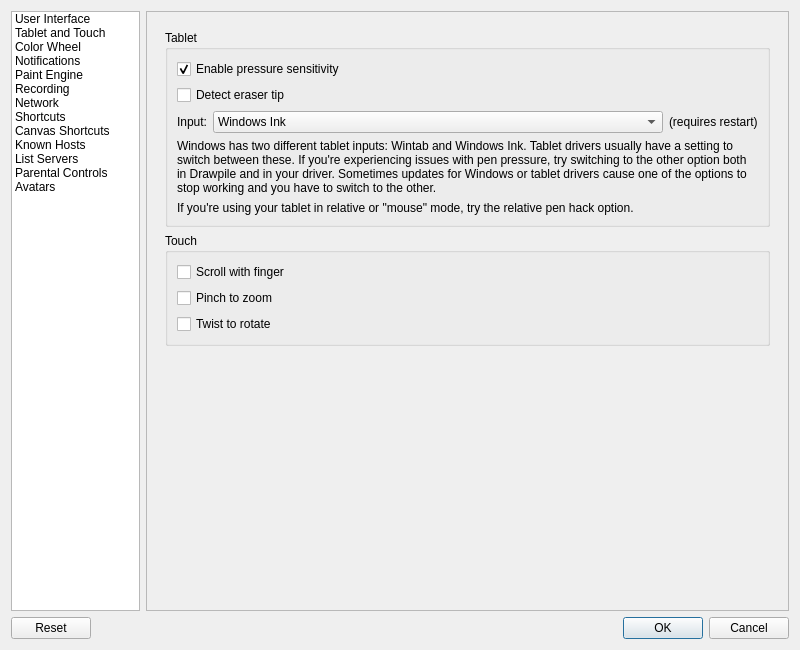
First picture: the form in src/desktop/ui/settings.ui, repository drawpile/Drawpile, before the edit.
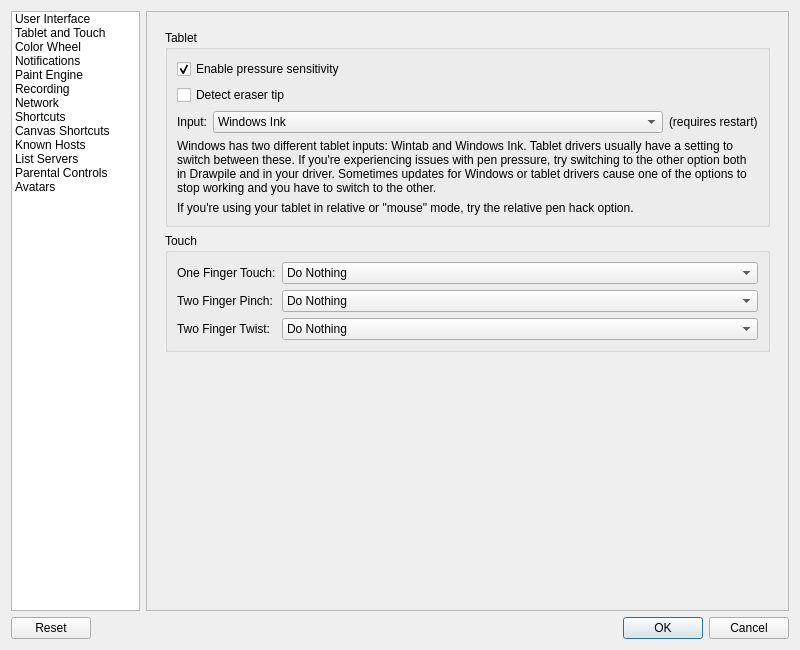
Second picture: the form after the edit. The open tabs and pages were chosen to show the change. Icons and pictures are not drawn. Custom widgets are drawn as their Qt base class.

Diff of the .ui file:
```diff
--- a/src/desktop/ui/settings.ui
+++ b/src/desktop/ui/settings.ui
@@ -482,28 +482,75 @@
               <property name="title">
                <string>Touch</string>
               </property>
-              <layout class="QVBoxLayout" name="verticalLayout_8">
-               <item>
-                <widget class="QCheckBox" name="touchscroll">
+              <layout class="QFormLayout" name="formLayout_4">
+               <item row="0" column="0">
+                <widget class="QLabel" name="oneFingerTouchLabel">
                  <property name="text">
-                  <string>Scroll with finger</string>
+                  <string>One Finger Touch:</string>
                  </property>
                 </widget>
                </item>
-               <item>
-                <widget class="QCheckBox" name="touchpinch">
+               <item row="0" column="1">
+                <widget class="QComboBox" name="oneFingerTouchCombo">
+                 <item>
+                  <property name="text">
+                   <string>Do Nothing</string>
+                  </property>
+                 </item>
+                 <item>
+                  <property name="text">
+                   <string>Pan Canvas</string>
+                  </property>
+                 </item>
+                 <item>
+                  <property name="text">
+                   <string>Draw</string>
+                  </property>
+                 </item>
+                </widget>
+               </item>
+               <item row="1" column="0">
+                <widget class="QLabel" name="twoFingerPinchLabel">
                  <property name="text">
-                  <string>Pinch to zoom</string>
+                  <string>Two Finger Pinch:</string>
                  </property>
                 </widget>
                </item>
-               <item>
-                <widget class="QCheckBox" name="touchtwist">
+               <item row="1" column="1">
+                <widget class="QComboBox" name="twoFingerPinchCombo">
+                 <item>
+                  <property name="text">
+                   <string>Do Nothing</string>
+                  </property>
+                 </item>
+                 <item>
+                  <property name="text">
+                   <string>Zoom Canvas</string>
+                  </property>
+                 </item>
+                </widget>
+               </item>
+               <item row="2" column="0">
+                <widget class="QLabel" name="twoFingerTwistLabel">
                  <property name="text">
-                  <string>Twist to rotate</string>
+                  <string>Two Finger Twist:</string>
                  </property>
                 </widget>
                </item>
+               <item row="2" column="1">
+                <widget class="QComboBox" name="twoFingerTwistCombo">
+                 <item>
+                  <property name="text">
+                   <string>Do Nothing</string>
+                  </property>
+                 </item>
+                 <item>
+                  <property name="text">
+                   <string>Rotate Canvas</string>
+                  </property>
+                 </item>
+                </widget>
+               </item>
               </layout>
              </widget>
             </item>
```
